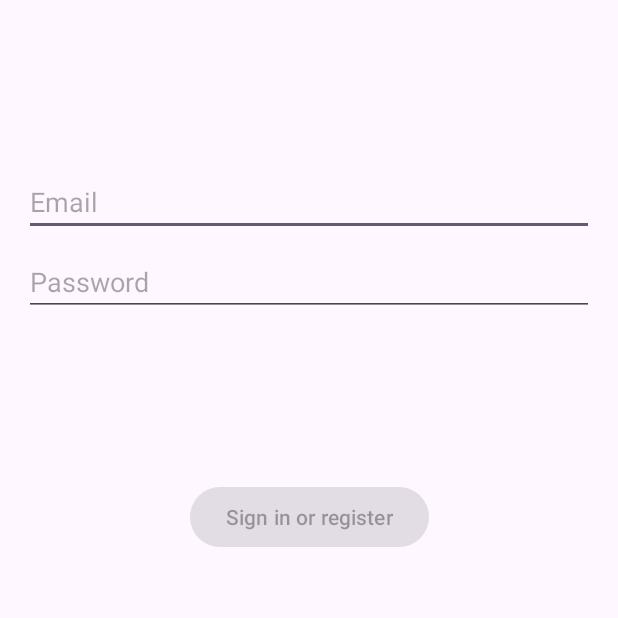
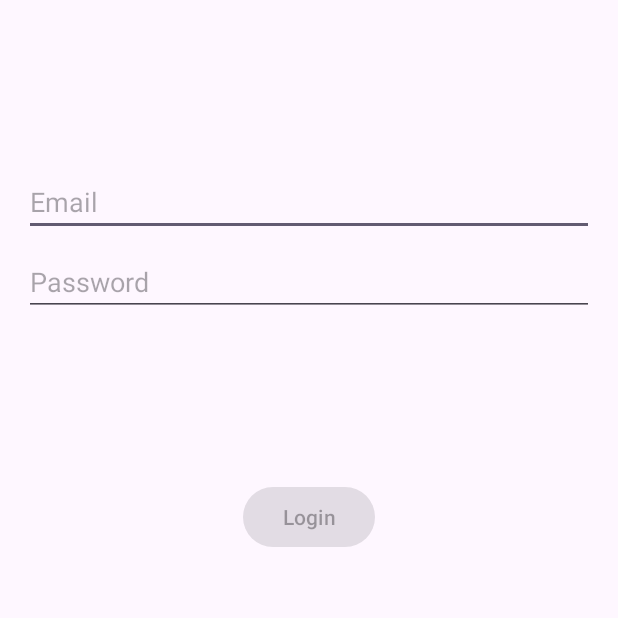
Before and after one commit to habibibi/TranScribe, an Android app: the screen it shows after launch (LoginActivity), on a phone screen of 412 x 824 dp, the top half of it. Run offline under Robolectric (Android 15) with nearby library versions, the light colour scheme and no system bars.

Commit message:
fix: change ui text

```diff
--- a/app/build.gradle.kts
+++ b/app/build.gradle.kts
@@ -1,6 +1,7 @@
 plugins {
     id("com.android.application")
     id("org.jetbrains.kotlin.android")
+    id("com.google.devtools.ksp")
 }
 
 android {
--- a/app/src/main/AndroidManifest.xml
+++ b/app/src/main/AndroidManifest.xml
@@ -1,7 +1,7 @@
 <?xml version="1.0" encoding="utf-8"?>
 <manifest xmlns:android="http://schemas.android.com/apk/res/android"
     xmlns:tools="http://schemas.android.com/tools">
-    <!-- Add internet permission -->
+
     <uses-permission android:name="android.permission.INTERNET" />
 
     <application
--- a/app/src/main/res/layout-w1240dp/activity_login.xml
+++ b/app/src/main/res/layout-w1240dp/activity_login.xml
@@ -31,7 +31,7 @@
         android:layout_marginTop="8dp"
         android:autofillHints="@string/prompt_password"
         android:hint="@string/prompt_password"
-        android:imeActionLabel="@string/action_sign_in_short"
+        android:imeActionLabel="@string/action_login_short"
         android:imeOptions="actionDone"
         android:inputType="textPassword"
         android:selectAllOnFocus="true"
@@ -47,7 +47,7 @@
         android:layout_marginTop="16dp"
         android:layout_marginBottom="64dp"
         android:enabled="false"
-        android:text="@string/action_sign_in"
+        android:text="@string/action_login"
         app:layout_constraintBottom_toBottomOf="parent"
         app:layout_constraintEnd_toEndOf="parent"
         app:layout_constraintStart_toStartOf="parent"
--- a/app/src/main/res/layout-w936dp/activity_login.xml
+++ b/app/src/main/res/layout-w936dp/activity_login.xml
@@ -37,7 +37,7 @@
             android:layout_marginTop="8dp"
             android:autofillHints="@string/prompt_password"
             android:hint="@string/prompt_password"
-            android:imeActionLabel="@string/action_sign_in_short"
+            android:imeActionLabel="@string/action_login_short"
             android:imeOptions="actionDone"
             android:inputType="textPassword"
             android:selectAllOnFocus="true"
@@ -53,7 +53,7 @@
             android:layout_marginTop="16dp"
             android:layout_marginBottom="64dp"
             android:enabled="false"
-            android:text="@string/action_sign_in"
+            android:text="@string/action_login"
             app:layout_constraintBottom_toBottomOf="parent"
             app:layout_constraintEnd_toEndOf="parent"
             app:layout_constraintStart_toStartOf="parent"
--- a/app/src/main/res/layout/activity_login.xml
+++ b/app/src/main/res/layout/activity_login.xml
@@ -31,7 +31,7 @@
         android:layout_marginTop="8dp"
         android:autofillHints="@string/prompt_password"
         android:hint="@string/prompt_password"
-        android:imeActionLabel="@string/action_sign_in_short"
+        android:imeActionLabel="@string/action_login_short"
         android:imeOptions="actionDone"
         android:inputType="textPassword"
         android:selectAllOnFocus="true"
@@ -47,7 +47,7 @@
         android:layout_marginTop="16dp"
         android:layout_marginBottom="64dp"
         android:enabled="false"
-        android:text="@string/action_sign_in"
+        android:text="@string/action_login"
         app:layout_constraintBottom_toBottomOf="parent"
         app:layout_constraintEnd_toEndOf="parent"
         app:layout_constraintStart_toStartOf="parent"
--- a/app/src/main/res/values/strings.xml
+++ b/app/src/main/res/values/strings.xml
@@ -10,8 +10,8 @@
     <string name="title_activity_login">LoginActivity</string>
     <string name="prompt_email">Email</string>
     <string name="prompt_password">Password</string>
-    <string name="action_sign_in">Sign in or register</string>
-    <string name="action_sign_in_short">Sign in</string>
+    <string name="action_login">Login</string>
+    <string name="action_login_short">Login</string>
     <string name="welcome">"Welcome to Transcribe!"</string>
     <string name="invalid_email">Not a valid email</string>
     <string name="invalid_password">Not a valid password</string>
```
